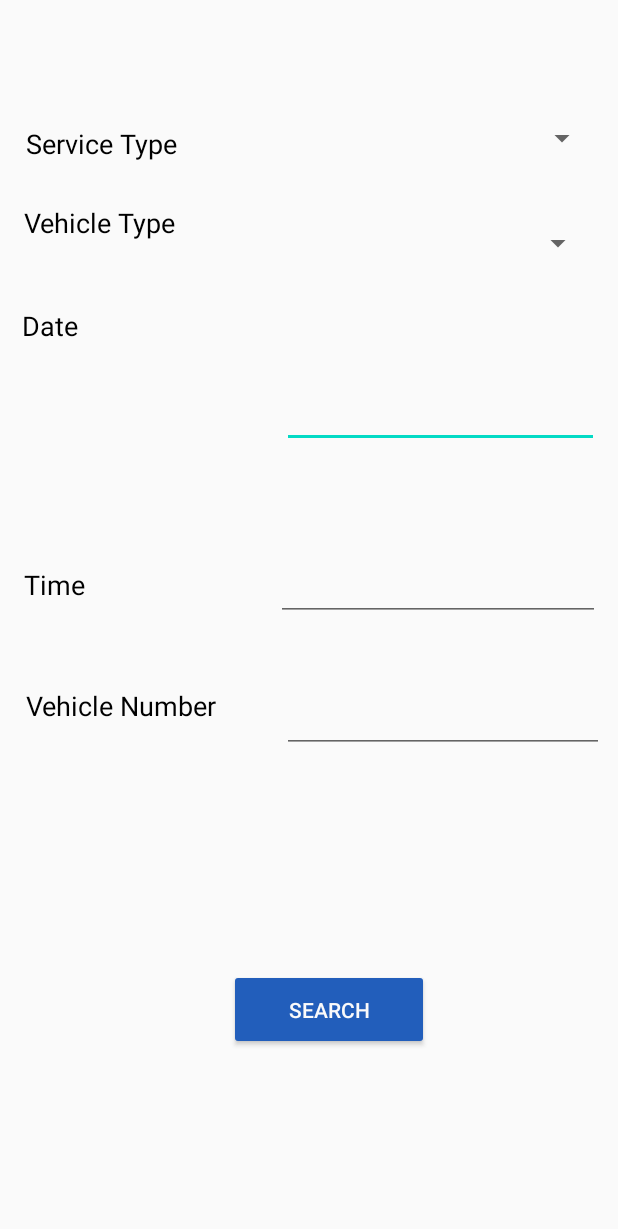
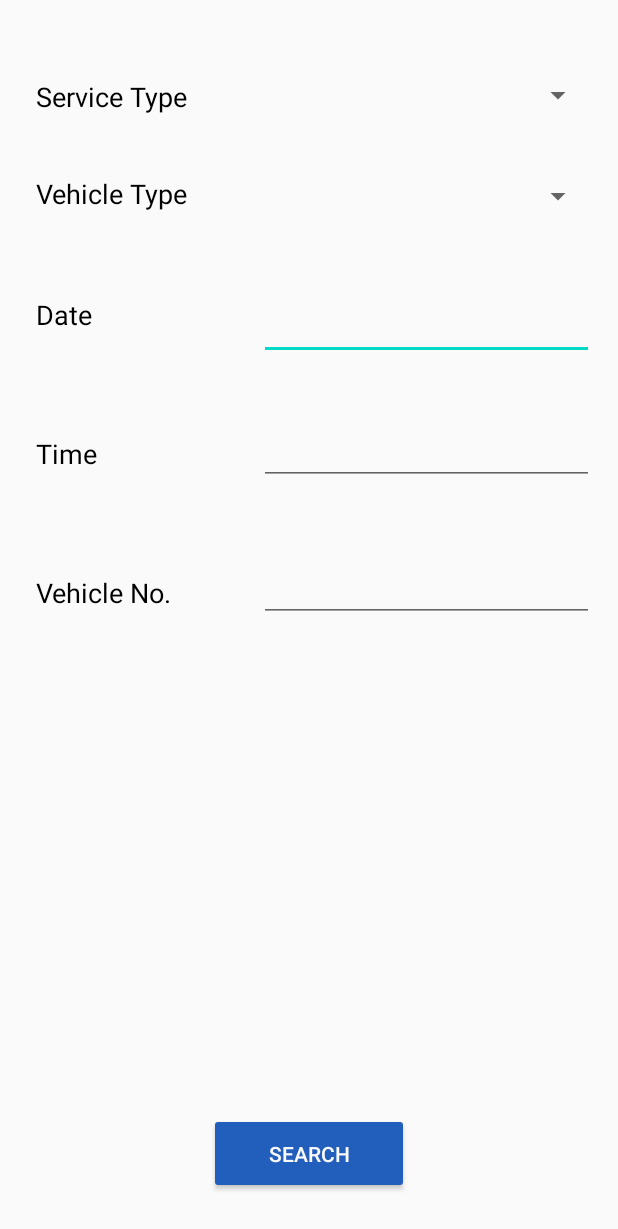
Before and after one commit to ETS-Android2/VehicleBath, an Android app: the layout activity_main.xml on its own in the app's theme, with its tools: preview values and no code run, on a phone screen of 412 x 824 dp. Shown: the top 1229 px of the screen. Run offline under Robolectric (Android 15) with nearby library versions, the phone set to English and light mode, and no system bars.

Commit message:
Vithyashagars' Scheduling management committed

```diff
--- a/app/src/main/java/com/example/madd/MainActivity.java
+++ b/app/src/main/java/com/example/madd/MainActivity.java
@@ -26,7 +26,6 @@ public class MainActivity extends AppCompatActivity {
         dateView=(TextView)findViewById(R.id.textView);
         dateText=(EditText)findViewById(R.id.editTextDate);
         dateText.setOnClickListener(new View.OnClickListener() {
-            @RequiresApi(api = Build.VERSION_CODES.N)
             @Override
             public void onClick(View view) {
                 final Calendar cldr=Calendar.getInstance();
@@ -41,7 +40,7 @@ public class MainActivity extends AppCompatActivity {
                     }
                 },year,month,day);
                 picker.show();
-                };
+            };
         });
     }
 }
--- a/app/src/main/res/layout/activity_main.xml
+++ b/app/src/main/res/layout/activity_main.xml
@@ -7,47 +7,51 @@
     tools:context=".MainActivity"
     tools:ignore="ExtraText">
 
-    <Spinner
-        android:id="@+id/spinner3"
-        android:layout_width="0dp"
-        android:layout_height="0dp"
-        android:layout_marginTop="61dp"
-        android:layout_marginEnd="13dp"
-        android:layout_marginBottom="8dp"
-        app:layout_constraintBottom_toTopOf="@+id/spinner2"
-        app:layout_constraintEnd_toEndOf="parent"
-        app:layout_constraintStart_toEndOf="@+id/textView4"
-        app:layout_constraintTop_toTopOf="parent" />
-
     //Date
 
     //Date
 
+    <Spinner
+        android:id="@+id/spinner3"
+        android:layout_width="223dp"
+        android:layout_height="39dp"
+        android:layout_marginTop="44dp"
+        android:layout_marginEnd="16dp"
+        app:layout_constraintEnd_toEndOf="parent"
+        app:layout_constraintTop_toTopOf="parent" />
+
+    <Spinner
+        android:id="@+id/spinner2"
+        android:layout_width="223dp"
+        android:layout_height="39dp"
+        android:layout_marginTop="28dp"
+        android:layout_marginEnd="16dp"
+        app:layout_constraintEnd_toEndOf="parent"
+        app:layout_constraintTop_toBottomOf="@+id/spinner3" />
+
     <EditText
         android:id="@+id/editTextDate"
-        android:layout_width="211dp"
+        android:layout_width="223dp"
         android:layout_height="61dp"
-        android:layout_marginEnd="14dp"
-        android:layout_marginBottom="53dp"
+        android:layout_marginTop="28dp"
+        android:layout_marginEnd="16dp"
         android:ems="10"
         android:textAllCaps="false"
         android:textSize="18sp"
-        app:layout_constraintBottom_toTopOf="@+id/editTextTime"
         app:layout_constraintEnd_toEndOf="parent"
-        app:layout_constraintStart_toEndOf="@+id/textView7"
         app:layout_constraintTop_toBottomOf="@+id/spinner2" />
 
     <TextView
         android:id="@+id/textView"
         android:layout_width="wrap_content"
         android:layout_height="wrap_content"
-        android:layout_marginStart="16dp"
-        android:layout_marginTop="28dp"
-        android:layout_marginEnd="60dp"
+        android:layout_marginStart="24dp"
+        android:layout_marginTop="40dp"
         android:text="@string/vehicle_type"
         android:textColor="#000000"
         android:textSize="18sp"
         app:layout_constraintEnd_toStartOf="@+id/spinner2"
+        app:layout_constraintHorizontal_bias="0.0"
         app:layout_constraintStart_toStartOf="parent"
         app:layout_constraintTop_toBottomOf="@+id/textView4" />
 
@@ -55,13 +59,13 @@
         android:id="@+id/textView7"
         android:layout_width="wrap_content"
         android:layout_height="wrap_content"
-        android:layout_marginStart="16dp"
-        android:layout_marginTop="44dp"
-        android:layout_marginEnd="136dp"
+        android:layout_marginStart="24dp"
+        android:layout_marginTop="56dp"
         android:text="@string/date"
         android:textColor="#000000"
         android:textSize="18sp"
         app:layout_constraintEnd_toStartOf="@+id/editTextDate"
+        app:layout_constraintHorizontal_bias="0.0"
         app:layout_constraintStart_toStartOf="parent"
         app:layout_constraintTop_toBottomOf="@+id/textView" />
 
@@ -69,8 +73,7 @@
         android:id="@+id/button"
         android:layout_width="133dp"
         android:layout_height="54dp"
-        android:layout_marginEnd="126dp"
-        android:layout_marginBottom="124dp"
+        android:layout_marginBottom="28dp"
         android:backgroundTint="#225ebb"
         android:shadowColor="#255EBB"
         android:text="@string/search"
@@ -78,19 +81,19 @@
         android:textColorHighlight="#FFFFFF"
         app:layout_constraintBottom_toBottomOf="parent"
         app:layout_constraintEnd_toEndOf="parent"
-        app:layout_constraintTop_toBottomOf="@+id/editTextTextPersonName" />
+        app:layout_constraintStart_toStartOf="parent" />
 
     <TextView
         android:id="@+id/textView4"
         android:layout_width="wrap_content"
         android:layout_height="wrap_content"
-        android:layout_marginStart="17dp"
-        android:layout_marginTop="83dp"
-        android:layout_marginEnd="58dp"
+        android:layout_marginStart="24dp"
+        android:layout_marginTop="52dp"
         android:text="@string/service_type"
         android:textColor="#000000"
         android:textSize="18sp"
         app:layout_constraintEnd_toStartOf="@+id/spinner3"
+        app:layout_constraintHorizontal_bias="0.0"
         app:layout_constraintStart_toStartOf="parent"
         app:layout_constraintTop_toTopOf="parent" />
 
@@ -98,64 +101,49 @@
         android:id="@+id/textView3"
         android:layout_width="wrap_content"
         android:layout_height="wrap_content"
-        android:layout_marginStart="16dp"
-        android:layout_marginEnd="127dp"
-        android:layout_marginBottom="56dp"
+        android:layout_marginStart="24dp"
+        android:layout_marginTop="68dp"
         android:text="@string/time"
         android:textColor="#000000"
         android:textSize="18sp"
-        app:layout_constraintBottom_toTopOf="@+id/textView5"
         app:layout_constraintEnd_toStartOf="@+id/editTextTime"
-        app:layout_constraintStart_toStartOf="parent" />
+        app:layout_constraintHorizontal_bias="0.0"
+        app:layout_constraintStart_toStartOf="parent"
+        app:layout_constraintTop_toBottomOf="@+id/textView7" />
 
     <TextView
         android:id="@+id/textView5"
         android:layout_width="wrap_content"
         android:layout_height="wrap_content"
-        android:layout_marginStart="17dp"
-        android:layout_marginEnd="43dp"
-        android:text="@string/vehicle_number"
+        android:layout_marginTop="68dp"
+        android:text="Vehicle No."
         android:textColor="#000000"
         android:textSize="18sp"
-        app:layout_constraintBaseline_toBaselineOf="@+id/editTextTextPersonName"
         app:layout_constraintEnd_toStartOf="@+id/editTextTextPersonName"
-        app:layout_constraintStart_toStartOf="parent" />
-
-    <Spinner
-        android:id="@+id/spinner2"
-        android:layout_width="0dp"
-        android:layout_height="0dp"
-        android:layout_marginEnd="16dp"
-        android:layout_marginBottom="44dp"
-        app:layout_constraintBottom_toTopOf="@+id/editTextDate"
-        app:layout_constraintEnd_toEndOf="parent"
-        app:layout_constraintStart_toEndOf="@+id/textView"
-        app:layout_constraintTop_toBottomOf="@+id/spinner3" />
+        app:layout_constraintHorizontal_bias="0.289"
+        app:layout_constraintStart_toStartOf="parent"
+        app:layout_constraintTop_toBottomOf="@+id/textView3" />
 
     <EditText
         android:id="@+id/editTextTextPersonName"
-        android:layout_width="0dp"
-        android:layout_height="0dp"
-        android:layout_marginEnd="9dp"
-        android:layout_marginBottom="144dp"
+        android:layout_width="223dp"
+        android:layout_height="39dp"
+        android:layout_marginTop="52dp"
+        android:layout_marginEnd="16dp"
         android:ems="10"
         android:inputType="textPersonName"
-        app:layout_constraintBottom_toTopOf="@+id/button"
         app:layout_constraintEnd_toEndOf="parent"
-        app:layout_constraintStart_toEndOf="@+id/textView5"
         app:layout_constraintTop_toBottomOf="@+id/editTextTime" />
 
     <EditText
         android:id="@+id/editTextTime"
-        android:layout_width="0dp"
-        android:layout_height="0dp"
-        android:layout_marginEnd="12dp"
-        android:layout_marginBottom="26dp"
+        android:layout_width="223dp"
+        android:layout_height="39dp"
+        android:layout_marginTop="44dp"
+        android:layout_marginEnd="16dp"
         android:ems="10"
         android:inputType="time"
-        app:layout_constraintBottom_toTopOf="@+id/editTextTextPersonName"
         app:layout_constraintEnd_toEndOf="parent"
-        app:layout_constraintStart_toEndOf="@+id/textView3"
         app:layout_constraintTop_toBottomOf="@+id/editTextDate" />
 
 
--- a/app/src/main/res/layout/activity_place_appointment.xml
+++ b/app/src/main/res/layout/activity_place_appointment.xml
@@ -11,7 +11,6 @@
         android:layout_width="0dp"
         android:layout_height="608dp"
         android:layout_marginStart="12dp"
-        android:layout_marginTop="48dp"
         android:layout_marginEnd="12dp"
         android:background="@drawable/card"
         android:gravity="center_horizontal"
@@ -19,6 +18,7 @@
         android:textColor="#000000"
         android:textSize="24sp"
         android:textStyle="bold"
+        app:layout_constraintBottom_toBottomOf="parent"
         app:layout_constraintEnd_toEndOf="parent"
         app:layout_constraintStart_toStartOf="parent"
         app:layout_constraintTop_toTopOf="parent" />
--- a/app/src/main/res/layout/activity_select_car_wash.xml
+++ b/app/src/main/res/layout/activity_select_car_wash.xml
@@ -8,8 +8,8 @@
 
     <TextView
         android:id="@+id/textView11"
-        android:layout_width="399dp"
-        android:layout_height="131dp"
+        android:layout_width="385dp"
+        android:layout_height="110dp"
         android:layout_marginTop="32dp"
         android:background="@drawable/card"
         android:text="@string/wash_me"
```
Also changed, not shown: app/build.gradle (+8 -4 lines), app/src/main/AndroidManifest.xml (+14 -13 lines), app/src/main/java/com/example/madd/SelectCarwash1.java (added, +14 -0 lines), app/src/main/res/layout/activity_select_car_wash1.xml (added, +9 -0 lines), app/src/main/res/layout/activity_select_carwash1.xml (added, +16 -0 lines).
